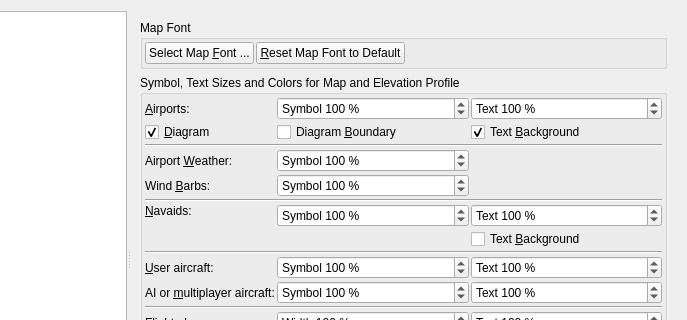
Qt form src/options/options.ui (albar965/littlenavmap) before a commit; both pictures show x 94 to 781 and y 0 to 320 of the 781 by 546 pixel window.
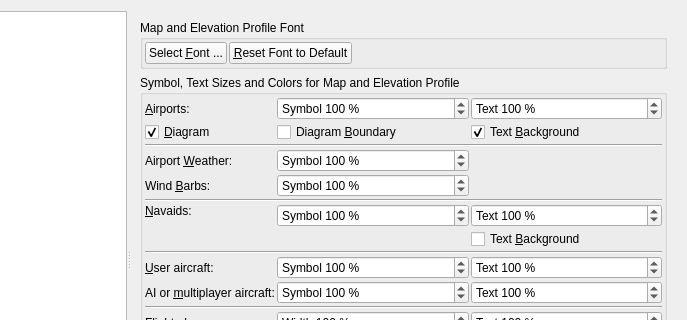
The same form after that commit. The open tabs and pages were chosen to show the change.

Commit message: Changed handling in options font dialog for saved settings within session. albar965/littlenavmap#373

What changed in the file:
```diff
--- a/src/options/options.ui
+++ b/src/options/options.ui
@@ -1556,7 +1556,7 @@
         <item>
          <widget class="QGroupBox" name="groupBox_20">
           <property name="title">
-           <string>Map Font</string>
+           <string>Map and Elevation Profile Font</string>
           </property>
           <layout class="QHBoxLayout" name="horizontalLayout">
            <property name="spacing">
@@ -1580,7 +1580,7 @@
               <string>Select a font for map display</string>
              </property>
              <property name="text">
-              <string>Select Map &amp;Font ...</string>
+              <string>Select &amp;Font ...</string>
              </property>
             </widget>
            </item>
@@ -1590,7 +1590,7 @@
               <string>Reset font for map display back to system default</string>
              </property>
              <property name="text">
-              <string>&amp;Reset Map Font to Default</string>
+              <string>&amp;Reset Font to Default</string>
              </property>
             </widget>
            </item>
```
Left out of the diff: 4 changed lines with no effect on the pictures. The commit also changes 2 other files.
